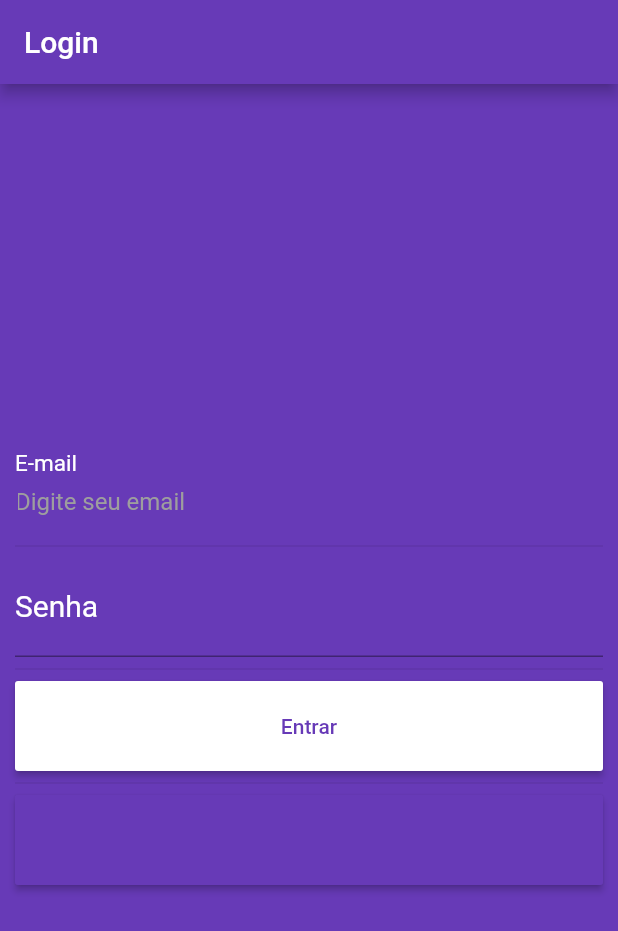
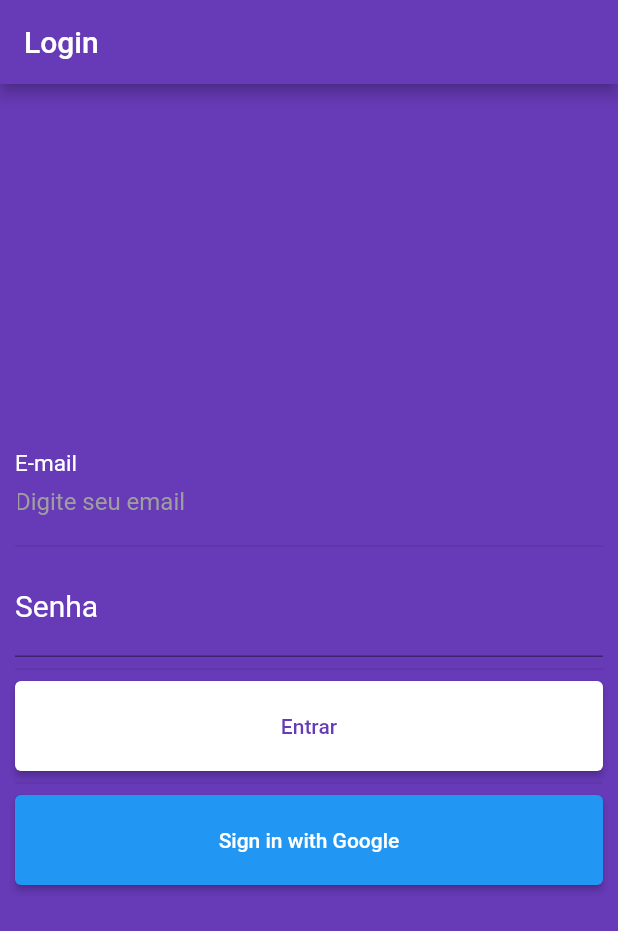
Before and after one commit to Thlimass/Login_Screen_App, a Flutter app: the screen it shows after launch, on a phone screen of 412 x 824 dp. Shown: the top 931 px of the screen. Run offline on Flutter 3.47's test engine with Material 2 defaults, Android fonts, the phone set to English and light mode, and no system bars; our stand-ins replace firebase_auth, google_sign_in; accounts and stored records are empty.

Commit message:
Estilizando botão google

```diff
--- a/lib/pages/login_page.dart
+++ b/lib/pages/login_page.dart
@@ -62,6 +62,8 @@ class _LoginPageState extends State<LoginPage> {
               Divider(),
               ButtonTheme(
                 height: 60.0 ,
+                buttonColor: Colors.white,         //  <-- light color
+                textTheme: ButtonTextTheme.primary, //  <-- dark text for light background
                 child: RaisedButton(
                   onPressed: ()async {
                     if(_emailController.text.isEmpty ||
@@ -78,18 +80,23 @@ class _LoginPageState extends State<LoginPage> {
                   "Entrar",
                 style: TextStyle(color: Colors.deepPurple),
               ),
-                color: Colors.white, //Cor do botão
               ),
              ),
             Divider(),
         ButtonTheme(
           height: 60.0 ,
+          buttonColor: Colors.blue,         //  <-- light color
+          textTheme: ButtonTextTheme.primary, //  <-- dark text for light background
           child: RaisedButton(
             onPressed: () async {
               bool res = await AuthProvider().loginWithGoogle();
               if(!res)
                 print("error logging in with google");
               },
+            child: Text(
+              "Sign in with Google",
+              style: TextStyle(color: Colors.white),
+            ),
               ),
              )
             ],
```
